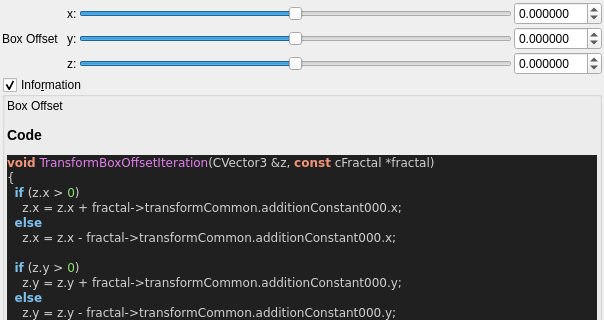
Before: the Qt Designer form mandelbulber2/qt_data/fractal_transf_box_offset.ui in buddhi1980/mandelbulber2, drawn with Qt 5; both pictures show x 0 to 604 and y 0 to 320 of the 604 by 736 pixel window.
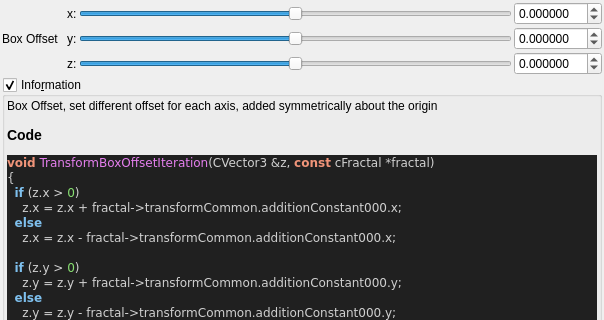
After: the same form once the commit is applied. Custom widgets are drawn as their Qt base class.

Diff of the .ui file:
```diff
--- a/mandelbulber2/qt_data/fractal_transf_box_offset.ui
+++ b/mandelbulber2/qt_data/fractal_transf_box_offset.ui
@@ -253,7 +253,7 @@
       <item>
        <widget class="QLabel" name="label_code_content">
         <property name="text">
-         <string>&lt;p&gt;Box Offset&lt;/p&gt;&lt;table&gt;
+         <string>&lt;p&gt;Box Offset, set different offset for each axis, added symmetrically about the origin&lt;/p&gt;&lt;table&gt;
 &lt;/table&gt;
 &lt;h3&gt;Code&lt;/h3&gt;
 &lt;!DOCTYPE HTML PUBLIC &quot;-//W3C//DTD HTML 4.0 Transitional//EN&quot;&gt;
```
